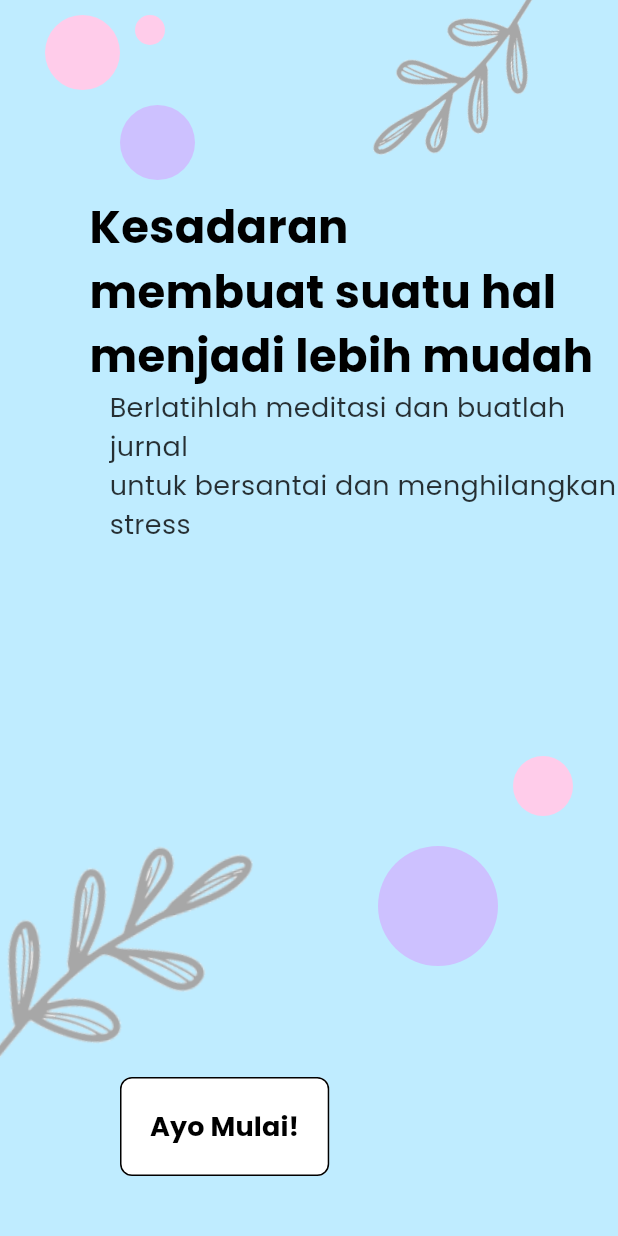
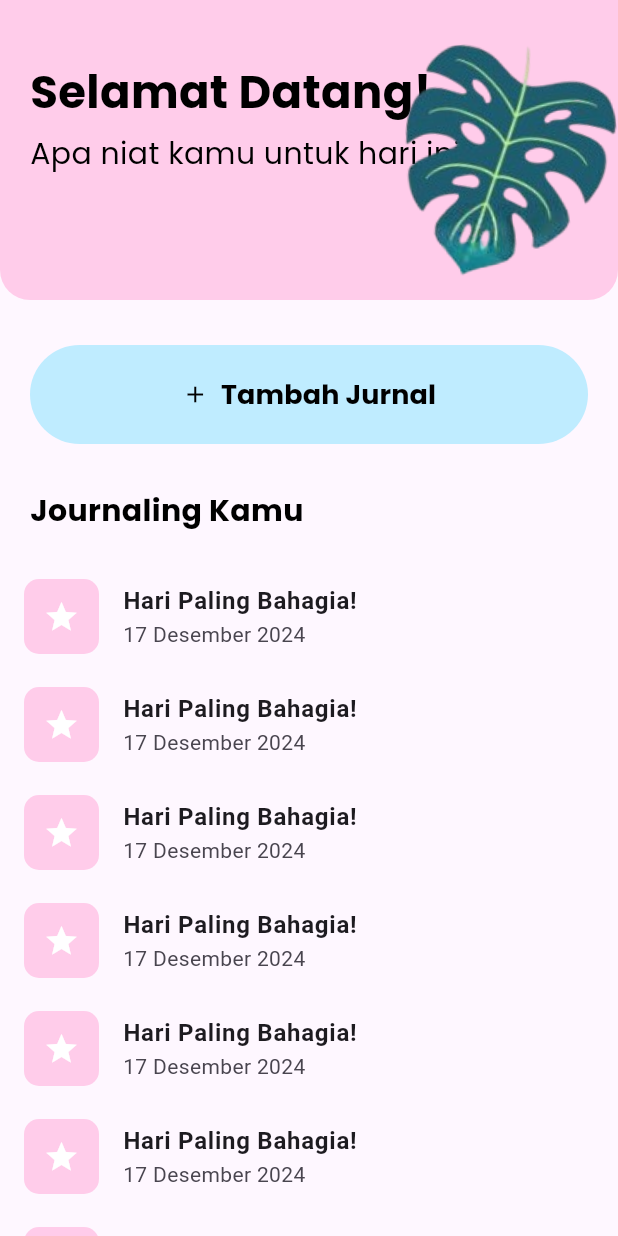
Before and after one commit to dirch4/JournEase, a Flutter app: the screen it shows after launch, on a phone screen of 412 x 824 dp. Run offline on Flutter 3.47's test engine with Material 3 defaults, Android fonts, the phone set to English and light mode, and no system bars; our stand-ins replace google_fonts.

Commit message:
page: HomePage

```diff
--- a/lib/main.dart
+++ b/lib/main.dart
@@ -1,4 +1,5 @@
 import 'package:flutter/material.dart';
+import 'package:jurnease/pages/home.dart';
 import 'package:jurnease/pages/onboarding.dart';
 import 'package:jurnease/pages/splashscreen.dart';
 
@@ -13,7 +14,7 @@ class MainApp extends StatelessWidget {
   Widget build(BuildContext context) {
     return const MaterialApp(
       debugShowCheckedModeBanner: false,
-      home: Onboarding(),
+      home: Home(),
     );
   }
 }
--- /dev/null
+++ b/lib/pages/home.dart
@@ -0,0 +1,164 @@
+import 'package:flutter/material.dart';
+import 'package:google_fonts/google_fonts.dart';
+import 'package:jurnease/core/constants/color.dart';
+
+class Home extends StatelessWidget {
+  const Home({super.key});
+
+  @override
+  Widget build(BuildContext context) {
+    return Scaffold(
+      body: Column(
+        children: [
+          Container(
+              height: 200.0,
+              width: double.infinity,
+              decoration: BoxDecoration(
+                color: Appcolors.secondary,
+                borderRadius: BorderRadius.only(
+                  bottomLeft: Radius.circular(20.0),
+                  bottomRight: Radius.circular(20.0),
+                ),
+              ),
+              child: Stack(
+                children: [
+                  Column(
+                    mainAxisAlignment: MainAxisAlignment.start,
+                    mainAxisSize: MainAxisSize.min,
+                    crossAxisAlignment: CrossAxisAlignment.start,
+                    children: [
+                      Padding(
+                        padding: EdgeInsets.only(left: 20, top: 40),
+                        child: Text(
+                          "Selamat Datang!",
+                          textAlign: TextAlign.start,
+                          style: GoogleFonts.poppins(
+                            textStyle: TextStyle(
+                              fontSize: 30.0,
+                              fontWeight: FontWeight.bold,
+                              color: Colors.black,
+                            ),
+                          ),
+                        ),
+                      ),
+                      Padding(
+                        padding: EdgeInsets.only(left: 20, top: 5),
+                        child: Text(
+                          "Apa niat kamu untuk hari ini?",
+                          textAlign: TextAlign.start,
+                          style: GoogleFonts.poppins(
+                            textStyle: TextStyle(
+                              fontSize: 20.0,
+                              fontWeight: FontWeight.normal,
+                              color: Colors.black,
+                            ),
+                          ),
+                        ),
+                      ),
+                    ],
+                  ),
+                  Positioned(
+                    bottom: 0,
+                    right: -30.0,
+                    child: Transform.rotate(
+                      angle: -0.10,
+                      child: Image.asset(
+                        'assets/leaf2.png',
+                        width: 200,
+                        height: 200,
+                      ),
+                    ),
+                  ),
+                ],
+              )),
+          const SizedBox(height: 30),
+          // button tambah jurnal
+          Container(
+            margin: const EdgeInsets.symmetric(
+                horizontal: 20.0),
+            width: double.infinity,
+            child: ElevatedButton.icon(
+              onPressed: () {
+                // Aksi ketika tombol ditekan
+                print("Tambah Jurnal ditekan");
+              },
+              icon: const Icon(
+                Icons.add,
+                color: Colors.black,
+              ),
+              label: Text(
+                'Tambah Jurnal',
+                style: GoogleFonts.poppins(
+                  textStyle: const TextStyle(
+                    fontSize: 18.0,
+                    fontWeight: FontWeight.bold,
+                    color: Colors.black,
+                  ),
+                ),
+              ),
+              style: ElevatedButton.styleFrom(
+                backgroundColor: Appcolors.primary,
+                elevation: 0,
+                shape: RoundedRectangleBorder(
+                  borderRadius:
+                      BorderRadius.circular(50.0),
+                ),
+                padding: const EdgeInsets.symmetric(
+                    vertical: 20.0),
+              ),
+            ),
+          ),
+
+          const SizedBox(height: 30),
+          Row(
+            mainAxisAlignment: MainAxisAlignment.spaceBetween,
+            children: [
+              Container(
+                  margin: EdgeInsets.only(left: 20.0),
+                  child: Text(
+                    "Journaling Kamu",
+                    style: GoogleFonts.poppins(
+                      textStyle: TextStyle(
+                        fontSize: 20.0,
+                        fontWeight: FontWeight.bold,
+                        color: Colors.black,
+                      ),
+                    ),
+                  )),
+              // Container(
+              //     margin: EdgeInsets.only(right: 20.0),
+              //     child: Text("Paling Baru")
+              // )
+            ],
+          ),
+          const SizedBox(height: 20),
+          Expanded(
+            child: ListView.builder(
+              itemCount: 10,
+              itemBuilder: (context, index) {
+                return ListTile(
+                  leading: Container(
+                    width: 50, // Lebar kotak
+                    height: 50, // Tinggi kotak
+                    decoration: BoxDecoration(
+                      color: Appcolors.secondary, // Warna background kotak
+                      borderRadius:
+                          BorderRadius.circular(10), // Rounded corners
+                    ),
+                    child: Icon(
+                      Icons.star, // Icon di dalam kotak
+                      color: Colors.white,
+                    ),
+                  ),
+                  title: Text("Hari Paling Bahagia!",
+                      style: TextStyle(fontWeight: FontWeight.bold)),
+                  subtitle: Text("17 Desember 2024"),
+                );
+              },
+            ),
+          )
+        ],
+      ),
+    );
+  }
+}
--- a/lib/pages/onboarding.dart
+++ b/lib/pages/onboarding.dart
@@ -1,6 +1,7 @@
 import 'package:flutter/material.dart';
 import 'package:google_fonts/google_fonts.dart';
 import 'package:jurnease/core/constants/color.dart';
+import 'package:jurnease/pages/home.dart';
 
 class Onboarding extends StatelessWidget {
   const Onboarding({super.key});
@@ -133,7 +134,9 @@ class Onboarding extends StatelessWidget {
             left: 80,
             child: OutlinedButton(
               onPressed: () {
-
+                Navigator.push(context,
+                MaterialPageRoute(builder: (context) => const Home()),
+                );
               },
               style: OutlinedButton.styleFrom(
                 backgroundColor: Colors.white,
@@ -152,7 +155,7 @@ class Onboarding extends StatelessWidget {
                   textStyle: const TextStyle(
                     fontSize: 18.0,
                     fontWeight: FontWeight.bold,
-                    color: Colors.black, // Warna teks hitam
+                    color: Colors.black,
                   ),
                 ),
               ),
```
Also changed, not shown: assets/leaf.png (added), assets/leaf2.png (added).
